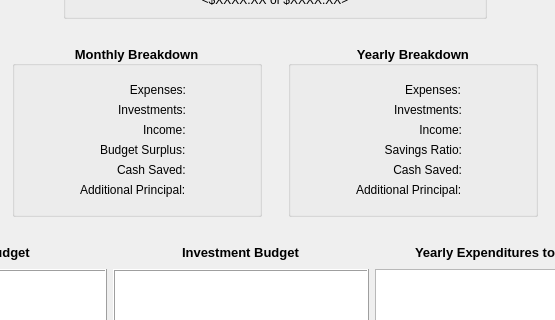
Old version of the form CashFlowManager/mainwindow.ui in the repository epw7856/CashFlowManager; both pictures show x 202 to 757 and y 224 to 544 of the 953 by 791 pixel window.
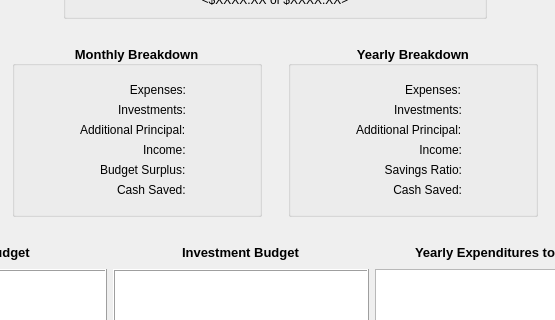
New version of the form. Custom widgets are drawn as their Qt base class.

What changed in the file:
```diff
--- a/CashFlowManager/mainwindow.ui
+++ b/CashFlowManager/mainwindow.ui
@@ -426,7 +426,7 @@
                </property>
               </widget>
              </item>
-             <item row="2" column="0">
+             <item row="3" column="0">
               <widget class="QLabel" name="label_4">
                <property name="font">
                 <font>
@@ -441,7 +441,7 @@
                </property>
               </widget>
              </item>
-             <item row="2" column="1">
+             <item row="3" column="1">
               <widget class="QLabel" name="labelMonthlyIncome">
                <property name="font">
                 <font>
@@ -456,7 +456,7 @@
                </property>
               </widget>
              </item>
-             <item row="3" column="0">
+             <item row="4" column="0">
               <widget class="QLabel" name="label_5">
                <property name="font">
                 <font>
@@ -471,7 +471,7 @@
                </property>
               </widget>
              </item>
-             <item row="3" column="1">
+             <item row="4" column="1">
               <widget class="QLabel" name="labelMonthlyBudgetSurplus">
                <property name="font">
                 <font>
@@ -486,7 +486,7 @@
                </property>
               </widget>
              </item>
-             <item row="4" column="0">
+             <item row="5" column="0">
               <widget class="QLabel" name="label_6">
                <property name="font">
                 <font>
@@ -501,7 +501,7 @@
                </property>
               </widget>
              </item>
-             <item row="4" column="1">
+             <item row="5" column="1">
               <widget class="QLabel" name="labelMonthlyCashSaved">
                <property name="font">
                 <font>
@@ -516,7 +516,7 @@
                </property>
               </widget>
              </item>
-             <item row="5" column="0">
+             <item row="2" column="0">
               <widget class="QLabel" name="label_16">
                <property name="font">
                 <font>
@@ -531,7 +531,7 @@
                </property>
               </widget>
              </item>
-             <item row="5" column="1">
+             <item row="2" column="1">
               <widget class="QLabel" name="labelMonthlyPrincipal">
                <property name="font">
                 <font>
@@ -697,7 +697,7 @@
                </property>
               </widget>
              </item>
-             <item row="2" column="0">
+             <item row="3" column="0">
               <widget class="QLabel" name="label_10">
                <property name="font">
                 <font>
@@ -715,7 +715,7 @@
                </property>
               </widget>
              </item>
-             <item row="2" column="1">
+             <item row="3" column="1">
               <widget class="QLabel" name="labelYearlyIncome">
                <property name="font">
                 <font>
@@ -730,7 +730,7 @@
                </property>
               </widget>
              </item>
-             <item row="3" column="0">
+             <item row="4" column="0">
               <widget class="QLabel" name="label_11">
                <property name="font">
                 <font>
@@ -748,7 +748,7 @@
                </property>
               </widget>
              </item>
-             <item row="3" column="1">
+             <item row="4" column="1">
               <widget class="QLabel" name="labelYearlySavingsRatio">
                <property name="font">
                 <font>
@@ -763,7 +763,7 @@
                </property>
               </widget>
              </item>
-             <item row="4" column="0">
+             <item row="5" column="0">
               <widget class="QLabel" name="label_9">
                <property name="font">
                 <font>
@@ -781,7 +781,7 @@
                </property>
               </widget>
              </item>
-             <item row="4" column="1">
+             <item row="5" column="1">
               <widget class="QLabel" name="labelYearlyCashSaved">
                <property name="font">
                 <font>
@@ -796,7 +796,7 @@
                </property>
               </widget>
              </item>
-             <item row="5" column="0">
+             <item row="2" column="0">
               <widget class="QLabel" name="label_15">
                <property name="font">
                 <font>
@@ -811,7 +811,7 @@
                </property>
               </widget>
              </item>
-             <item row="5" column="1">
+             <item row="2" column="1">
               <widget class="QLabel" name="labelYearlyPrincipal">
                <property name="font">
                 <font>
```
